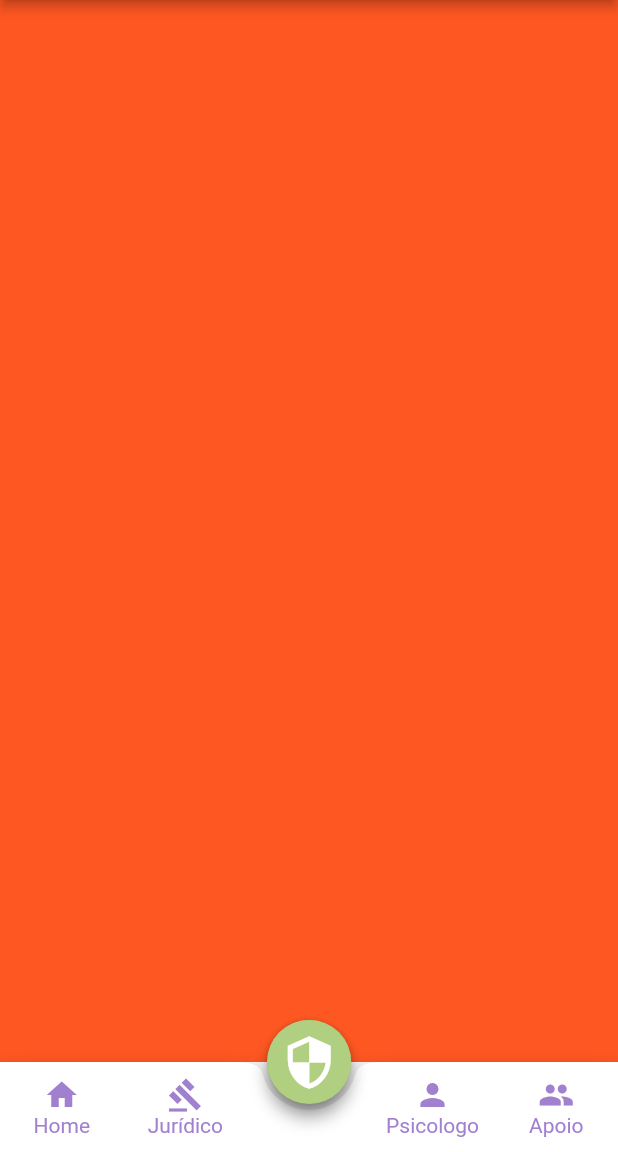
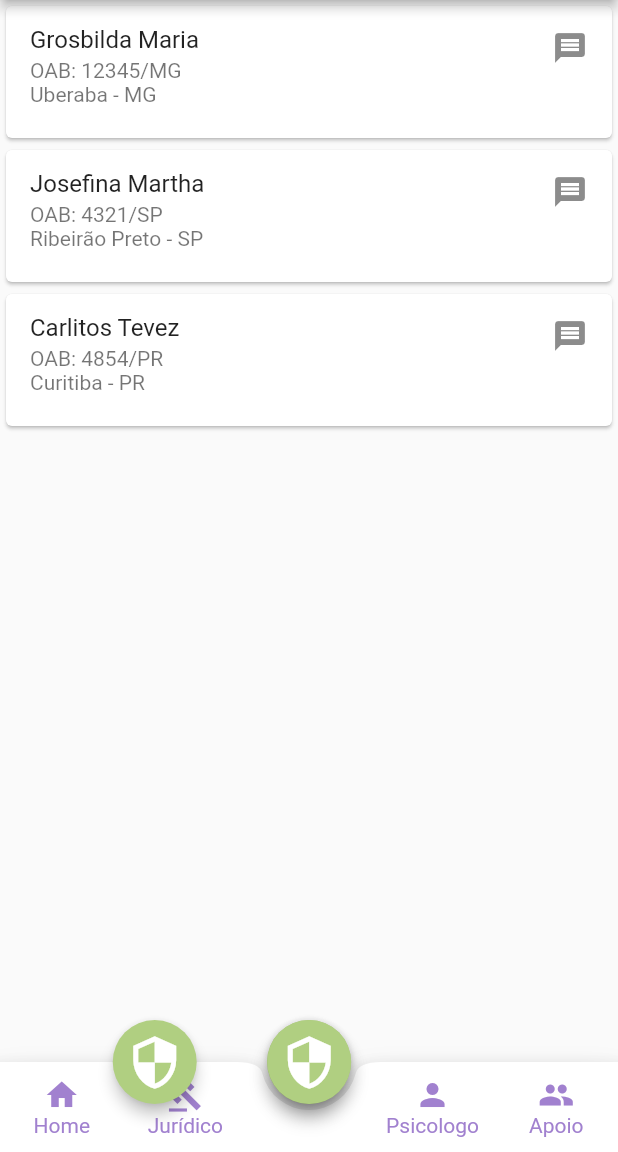
Before and after one commit to JheeKeyth/hackatanga, a Flutter app: the Home screen opened directly, item 3 of the bottom bar chosen, on a phone screen of 412 x 824 dp, the part 84-1236 px from its top. Run offline on Flutter 3.47's test engine with Material 2 defaults, Android fonts, the phone set to English and light mode, and no system bars; our stand-ins replace carousel_slider, cloud_firestore, firebase_auth, firebase_core, google_sign_in; accounts and stored records are empty.

Commit message:
Listagem psicologos

```diff
--- a/lib/main.dart
+++ b/lib/main.dart
@@ -3,6 +3,8 @@ import 'package:cloud_firestore/cloud_firestore.dart';
 import 'package:firebase_core/firebase_core.dart';
 import 'package:flutter/material.dart';
 import 'package:hackatanga_project/screens/chat/chat.dart';
+import 'package:hackatanga_project/screens/home/home.dart';
+import 'package:hackatanga_project/screens/home/pages/home_page.dart';
 
 //imports local
 import 'package:hackatanga_project/screens/tour/tour.dart';
@@ -23,12 +25,13 @@ void main() async {
       title: title_app,
       theme: appTheme(),
       home: Builder(
-        builder: (BuildContext context){
-          var screenHeight = MediaQuery.of(context).size.height;
-          //return Chat();
-          return Tour(
-            screenHeight: screenHeight,
-          );
+        builder: (BuildContext context) {
+          // var screenHeight = MediaQuery.of(context).size.height;
+          return Home();
+          // return Chat();
+          // // return Tour(
+          // //   screenHeight: screenHeight,
+          // // );
         },
       ),
     ),
--- a/lib/screens/home/home.dart
+++ b/lib/screens/home/home.dart
@@ -5,6 +5,7 @@ import 'package:hackatanga_project/screens/home/components/anchored_overlay.dart
 import 'package:hackatanga_project/screens/home/components/drawer.dart';
 import 'package:hackatanga_project/screens/home/components/fab_with_icons.dart';
 import 'package:hackatanga_project/screens/home/pages/home_page.dart';
+import 'package:hackatanga_project/screens/home/pages/psychologist_page.dart';
 import 'package:hackatanga_project/theme/constants.dart';
 
 class Home extends StatefulWidget {
@@ -84,14 +85,14 @@ class _HomePageState extends State<Home> {
     );
   }
 
-  Widget _screensHome(int index){
-    if(index == 0){
+  Widget _screensHome(int index) {
+    if (index == 0) {
       return HomePage();
-    } else if(index == 1){
+    } else if (index == 1) {
       return Chat();
-    } else if(index == 2){
-      return Container(color: Colors.deepOrange);
-    } else if(index == 3){
+    } else if (index == 2) {
+      return Psychologist();
+    } else if (index == 3) {
       return Container(color: Colors.pinkAccent);
     }
 
--- a/lib/screens/home/pages/home_page.dart
+++ b/lib/screens/home/pages/home_page.dart
@@ -51,9 +51,7 @@ class _HomePageState extends State<HomePage> {
             child: Text(
               'Se identificou com alguma situação? \n Não tenha medo de pedir ajuda.\n Estamos aqui por você!',
               textAlign: TextAlign.center,
-              style: TextStyle(
-                fontSize: 20
-              ),
+              style: TextStyle(fontSize: 20),
             ),
           )
         ],
--- a/lib/screens/home/pages/psychologist_page.dart
+++ b/lib/screens/home/pages/psychologist_page.dart
@@ -0,0 +1,41 @@
+import 'package:flutter/material.dart';
+
+class Psychologist extends StatefulWidget {
+  @override
+  _PsychologistState createState() => _PsychologistState();
+}
+
+class _PsychologistState extends State<Psychologist> {
+  String dropdownValue = 'One';
+  @override
+  Widget build(BuildContext context) {
+    return ListView(
+      children: const <Widget>[
+        Card(
+          child: ListTile(
+            title: Text('Grosbilda Maria'),
+            subtitle: Text('OAB: 12345/MG\nUberaba - MG'),
+            trailing: Icon(Icons.message),
+            isThreeLine: true,
+          ),
+        ),
+        Card(
+          child: ListTile(
+            title: Text('Josefina Martha'),
+            subtitle: Text('OAB: 4321/SP\nRibeirão Preto - SP'),
+            trailing: Icon(Icons.message),
+            isThreeLine: true,
+          ),
+        ),
+        Card(
+          child: ListTile(
+            title: Text('Carlitos Tevez'),
+            subtitle: Text('OAB: 4854/PR\nCuritiba - PR'),
+            trailing: Icon(Icons.message),
+            isThreeLine: true,
+          ),
+        ),
+      ],
+    );
+  }
+}
```
